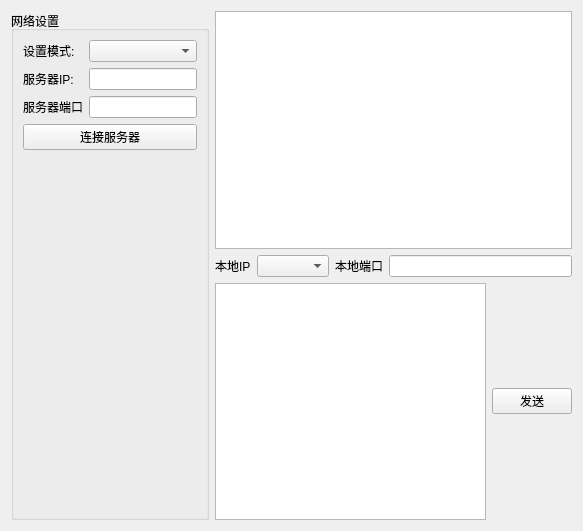
Above: GUI/PySide6_PyQt/TCP_Client/ui/net_assist_widget.ui from linzhangdaren/CPlusPlus_Learning before the change. Below: the same form after it.
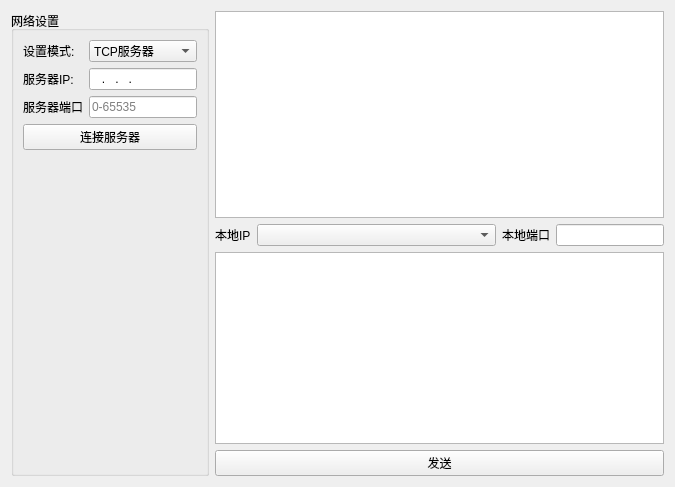
That is the form after the change.

Diff of the .ui file:
```diff
--- a/GUI/PySide6_PyQt/TCP_Client/ui/net_assist_widget.ui
+++ b/GUI/PySide6_PyQt/TCP_Client/ui/net_assist_widget.ui
@@ -6,8 +6,8 @@
    <rect>
     <x>0</x>
     <y>0</y>
-    <width>583</width>
-    <height>531</height>
+    <width>675</width>
+    <height>487</height>
    </rect>
   </property>
   <property name="windowTitle">
@@ -30,7 +30,23 @@
          </widget>
         </item>
         <item row="0" column="1">
-         <widget class="QComboBox" name="cb_mode"/>
+         <widget class="QComboBox" name="cb_mode">
+          <item>
+           <property name="text">
+            <string>TCP服务器</string>
+           </property>
+          </item>
+          <item>
+           <property name="text">
+            <string>TCP客户端</string>
+           </property>
+          </item>
+          <item>
+           <property name="text">
+            <string>UPD</string>
+           </property>
+          </item>
+         </widget>
         </item>
         <item row="1" column="0">
          <widget class="QLabel" name="iPLabel">
@@ -40,7 +56,11 @@
          </widget>
         </item>
         <item row="1" column="1">
-         <widget class="QLineEdit" name="edit_target_ip"/>
+         <widget class="QLineEdit" name="edit_target_ip">
+          <property name="inputMask">
+           <string>000.000.000.000</string>
+          </property>
+         </widget>
         </item>
         <item row="2" column="0">
          <widget class="QLabel" name="Label_2">
@@ -50,7 +70,17 @@
          </widget>
         </item>
         <item row="2" column="1">
-         <widget class="QLineEdit" name="edit_target_port"/>
+         <widget class="QLineEdit" name="edit_target_port">
+          <property name="inputMask">
+           <string>99999</string>
+          </property>
+          <property name="text">
+           <string/>
+          </property>
+          <property name="placeholderText">
+           <string>0-65535</string>
+          </property>
+         </widget>
         </item>
        </layout>
       </item>
@@ -83,7 +113,7 @@
       <widget class="QTextEdit" name="textEdit"/>
      </item>
      <item>
-      <layout class="QHBoxLayout" name="horizontalLayout">
+      <layout class="QHBoxLayout" name="horizontalLayout" stretch="0,1,0,0">
        <item>
         <widget class="QLabel" name="label">
          <property name="text">
@@ -107,7 +137,7 @@
       </layout>
      </item>
      <item>
-      <layout class="QHBoxLayout" name="horizontalLayout_2">
+      <layout class="QVBoxLayout" name="verticalLayout_3">
        <item>
         <widget class="QTextEdit" name="textEdit_2"/>
        </item>
```
Left out of the diff: 2 changed lines with no effect on the pictures.
